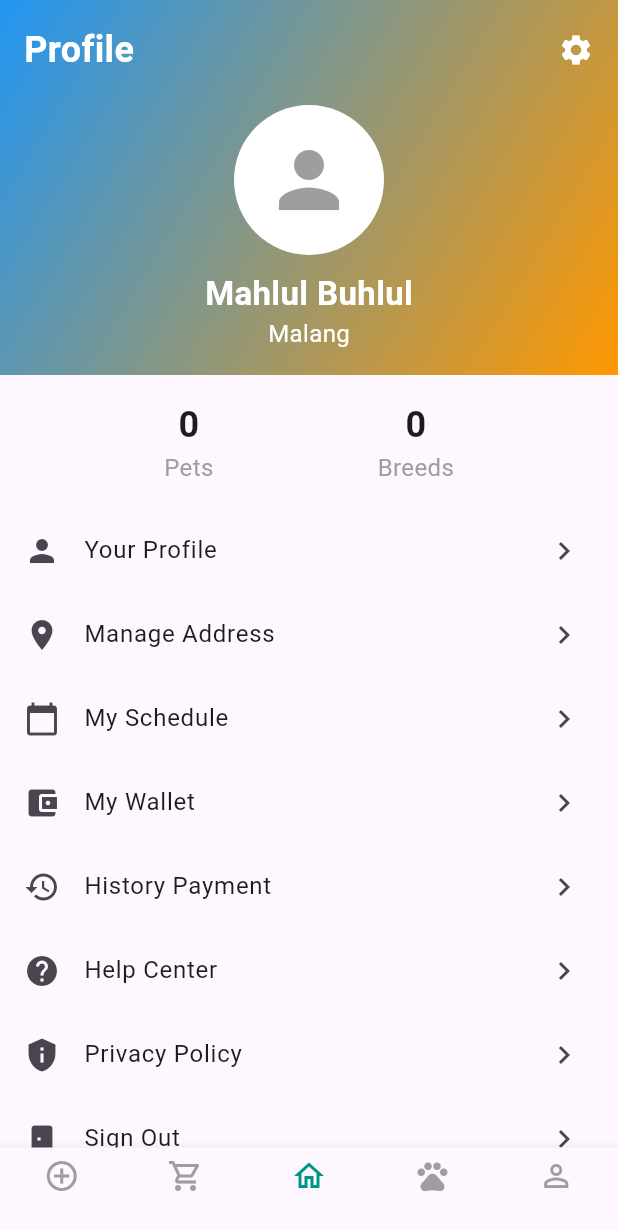
After one commit to reddishowo/mascotas-app, a Flutter app: the ProfileView screen opened by its route, on a phone screen of 412 x 824 dp. The commit adds this screen. Shown: the top 1230 px of the screen. Run offline on Flutter 3.47's test engine with Material 3 defaults, Android fonts, the phone set to English and light mode, and no system bars; our stand-ins replace get, image_picker.

Commit message:
added profile page

```diff
--- a/lib/app/modules/pet/controllers/pet_controller.dart
+++ b/lib/app/modules/pet/controllers/pet_controller.dart
@@ -1,13 +1,26 @@
+// File: /lib/app/modules/pet/controllers/pet_controller.dart
+
 import 'package:get/get.dart';
+import '../../../data/models/pet_model.dart';
 
 class PetController extends GetxController {
-  //TODO: Implement HomeController
+  final RxList<Pet> pets = <Pet>[].obs;
 
-  final count = 0.obs;
+  void addPet(Pet pet) {
+    pets.add(pet);
+    // Save to storage
+  }
 
-  get tabController => null;
+  void updatePet(String id, Pet updatedPet) {
+    final index = pets.indexWhere((pet) => pet.id.value == id);
+    if (index != -1) {
+      pets[index] = updatedPet;
+      // Save to storage
+    }
+  }
 
-  void increment() => count.value++;
-
-  buildScreens() {}
+  void deletePet(String id) {
+    pets.removeWhere((pet) => pet.id.value == id);
+    // Save to storage
+  }
 }
--- /dev/null
+++ b/lib/app/modules/profiles/controllers/profile_controller.dart
@@ -0,0 +1,26 @@
+// File: /lib/app/modules/profiles/controllers/profile_controller.dart
+
+import 'package:get/get.dart';
+import '../../../data/models/pet_model.dart';
+import '../../pet/controllers/pet_controller.dart';
+
+class ProfileController extends GetxController {
+  final PetController _petController = Get.find<PetController>();
+
+  final RxString name = 'Mahlul Buhlul'.obs;
+  final RxString location = 'Malang'.obs;
+  final RxInt petCount = 0.obs;
+  final RxInt breedCount = 0.obs;
+
+  @override
+  void onInit() {
+    super.onInit();
+    updatePetAndBreedCount();
+    ever(_petController.pets, (_) => updatePetAndBreedCount());
+  }
+
+  void updatePetAndBreedCount() {
+    petCount.value = _petController.pets.length;
+    breedCount.value = _petController.pets.map((pet) => pet.breed.value).toSet().length;
+  }
+}
--- /dev/null
+++ b/lib/app/modules/profiles/views/profile_view.dart
@@ -0,0 +1,139 @@
+import 'package:flutter/material.dart';
+import 'package:get/get.dart';
+import '../controllers/profile_controller.dart';
+import '../../navbar/views/navbar_view.dart';
+
+class ProfileView extends GetView<ProfileController> {
+  const ProfileView({Key? key}) : super(key: key);
+
+  @override
+  Widget build(BuildContext context) {
+    return Scaffold(
+      body: Column(
+        children: [
+          _buildHeader(),
+          _buildStats(),
+          _buildMenuItems(),
+        ],
+      ),
+      bottomNavigationBar: const CustomBottomNavigationBar(),
+    );
+  }
+
+  Widget _buildHeader() {
+    return Container(
+      padding: const EdgeInsets.all(16),
+      decoration: BoxDecoration(
+        gradient: LinearGradient(
+          colors: [Colors.blue, Colors.orange],
+          begin: Alignment.topLeft,
+          end: Alignment.bottomRight,
+        ),
+      ),
+      child: SafeArea(
+        child: Column(
+          children: [
+            Row(
+              mainAxisAlignment: MainAxisAlignment.spaceBetween,
+              children: [
+                Text(
+                  'Profile',
+                  style: TextStyle(
+                    fontSize: 24,
+                    fontWeight: FontWeight.bold,
+                    color: Colors.white,
+                  ),
+                ),
+                Icon(Icons.settings, color: Colors.white),
+              ],
+            ),
+            SizedBox(height: 20),
+            CircleAvatar(
+              radius: 50,
+              backgroundColor: Colors.white,
+              child: Icon(Icons.person, size: 60, color: Colors.grey),
+            ),
+            SizedBox(height: 10),
+            Obx(() => Text(
+              controller.name.value,
+              style: TextStyle(
+                fontSize: 22,
+                fontWeight: FontWeight.bold,
+                color: Colors.white,
+              ),
+            )),
+            Obx(() => Text(
+              controller.location.value,
+              style: TextStyle(
+                fontSize: 16,
+                color: Colors.white,
+              ),
+            )),
+          ],
+        ),
+      ),
+    );
+  }
+
+  Widget _buildStats() {
+    return Padding(
+      padding: const EdgeInsets.symmetric(vertical: 16),
+      child: Row(
+        mainAxisAlignment: MainAxisAlignment.spaceEvenly,
+        children: [
+          _buildStatItem('Pets', controller.petCount),
+          _buildStatItem('Breeds', controller.breedCount),
+        ],
+      ),
+    );
+  }
+
+  Widget _buildStatItem(String label, RxInt count) {
+    return Column(
+      children: [
+        Obx(() => Text(
+          count.toString(),
+          style: TextStyle(
+            fontSize: 24,
+            fontWeight: FontWeight.bold,
+          ),
+        )),
+        Text(
+          label,
+          style: TextStyle(
+            fontSize: 16,
+            color: Colors.grey,
+          ),
+        ),
+      ],
+    );
+  }
+
+  Widget _buildMenuItems() {
+    return Expanded(
+      child: ListView(
+        children: [
+          _buildMenuItem('Your Profile', Icons.person),
+          _buildMenuItem('Manage Address', Icons.location_on),
+          _buildMenuItem('My Schedule', Icons.calendar_today),
+          _buildMenuItem('My Wallet', Icons.account_balance_wallet),
+          _buildMenuItem('History Payment', Icons.history),
+          _buildMenuItem('Help Center', Icons.help),
+          _buildMenuItem('Privacy Policy', Icons.privacy_tip),
+          _buildMenuItem('Sign Out', Icons.door_back_door),
+        ],
+      ),
+    );
+  }
+
+  Widget _buildMenuItem(String title, IconData icon) {
+    return ListTile(
+      leading: Icon(icon),
+      title: Text(title),
+      trailing: Icon(Icons.chevron_right),
+      onTap: () {
+        // Handle menu item tap
+      },
+    );
+  }
+}
--- a/lib/app/routes/app_routes.dart
+++ b/lib/app/routes/app_routes.dart
@@ -6,7 +6,6 @@ abstract class Routes {
   static const HOME = _Paths.HOME;
   static const LOGIN = _Paths.LOGIN;
   static const PROFILE = _Paths.PROFILE;
-  static const profileView = _Paths.ProfileView;
   static const LOCATION = _Paths.LOCATION;
   static const BOOKMARK = _Paths.BOOKMARK;
   static const CHAT = _Paths.CHAT;
@@ -17,8 +16,7 @@ abstract class _Paths {
   _Paths._();
   static const HOME = '/home';
   static const LOGIN = '/login';
-  static const PROFILE = '/profile';
-  static const ProfileView = '/profile/edit';
+  static const PROFILE = '/profiles';
   static const LOCATION = '/location';
   static const BOOKMARK = '/bookmark';
   static const CHAT = '/chat';
```
Also changed, not shown: lib/app/data/models/pet_model.dart (added, +75 -0 lines), lib/app/modules/pet/views/pet_view.dart (+82 -168 lines), lib/app/modules/profiles/binding/profile_binding.dart (added, +9 -0 lines), lib/app/routes/app_pages.dart (+14 -2 lines).
